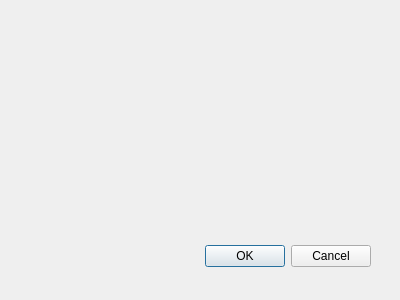
Above: geodyn_gem_dialog_base.ui from bart147/GeodynGem_for_QGIS before the change. Below: the same form after it.
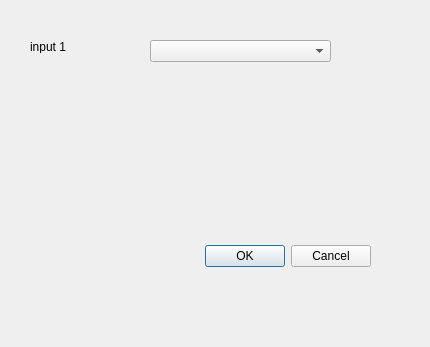
That is the form after the change.

```diff
--- a/geodyn_gem_dialog_base.ui
+++ b/geodyn_gem_dialog_base.ui
@@ -1,12 +1,12 @@
 <ui version="4.0" >
  <class>GeodynGemDialogBase</class>
- <widget class="QDialog" name="GeodynGemDialogBase" >
-  <property name="geometry" >
+ <widget class="QDialog" name="GeodynGemDialogBase">
+  <property name="geometry">
    <rect>
     <x>0</x>
     <y>0</y>
-    <width>400</width>
-    <height>300</height>
+    <width>430</width>
+    <height>347</height>
    </rect>
   </property>
   <property name="windowTitle" >
@@ -28,6 +28,29 @@
     <set>QDialogButtonBox::Cancel|QDialogButtonBox::Ok</set>
    </property>
   </widget>
+  <widget class="QComboBox" name="comboBox">
+   <property name="geometry">
+    <rect>
+     <x>150</x>
+     <y>40</y>
+     <width>181</width>
+     <height>22</height>
+    </rect>
+   </property>
+  </widget>
+  <widget class="QLabel" name="label">
+   <property name="geometry">
+    <rect>
+     <x>30</x>
+     <y>40</y>
+     <width>46</width>
+     <height>13</height>
+    </rect>
+   </property>
+   <property name="text">
+    <string>input 1</string>
+   </property>
+  </widget>
  </widget>
  <resources/>
  <connections>
```
Left out of the diff: 37 changed lines with no effect on the pictures.
